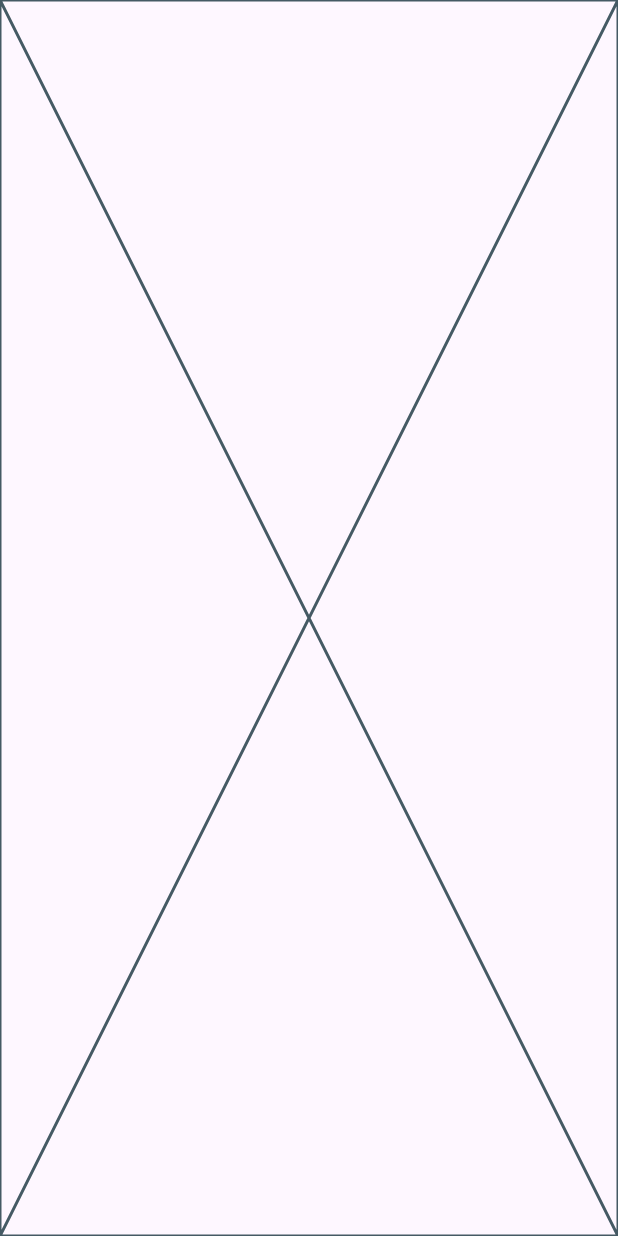
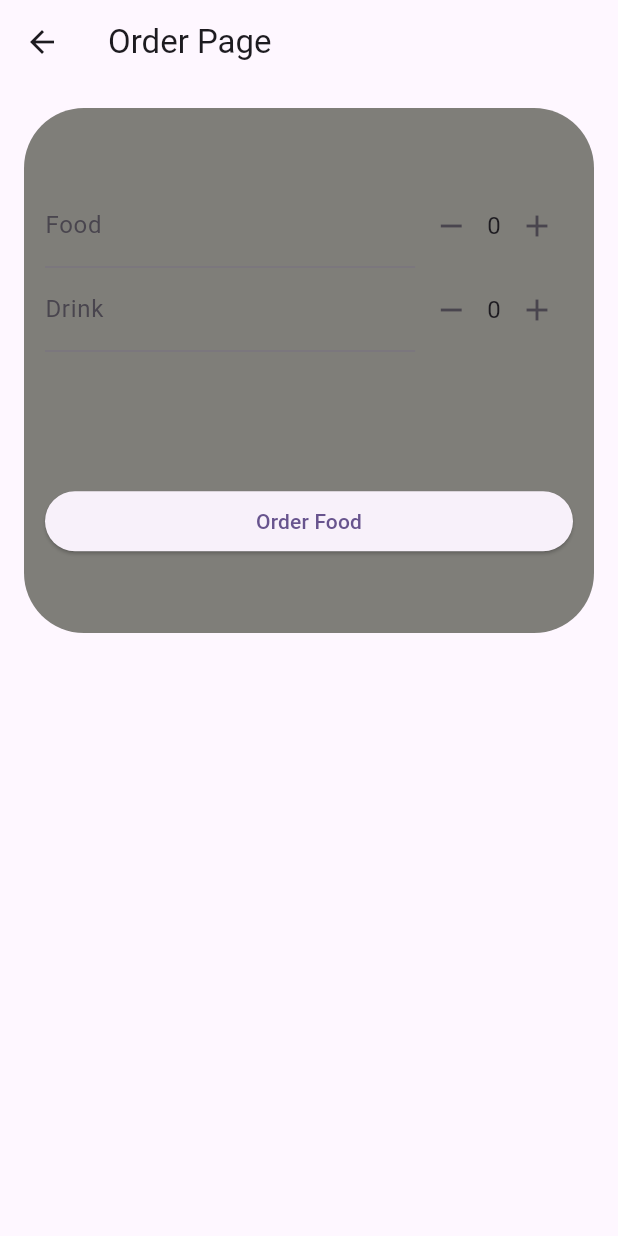
Before and after one commit to RezaAzharii/20220140011_Act4, a Flutter app: the OrderPage screen opened directly, on a phone screen of 412 x 824 dp. Run offline on Flutter 3.47's test engine with Material 3 defaults, Android fonts, the phone set to English and light mode, and no system bars.

Commit message:
Menambahkan widget untuk input masukan makanan dan minuman beserta jumlahnya dan button order

```diff
--- a/lib/pages/order_page.dart
+++ b/lib/pages/order_page.dart
@@ -21,9 +21,116 @@ class _OrderPageState extends State<OrderPage> {
     });
   }
 
-
   @override
   Widget build(BuildContext context) {
-    return const Placeholder();
+    return Scaffold(
+      appBar: AppBar(title: Text('Order Page')),
+      body: Form(
+        key: _formKey,
+        child: Padding(
+          padding: const EdgeInsets.all(16.0),
+          child: Container(
+            height: 350,
+            padding: EdgeInsets.all(14.0),
+            decoration: const BoxDecoration(
+              borderRadius: BorderRadius.all(Radius.circular(40)),
+              color: Color.fromARGB(255, 127, 126, 121),
+            ),
+            child: Column(
+              mainAxisAlignment: MainAxisAlignment.spaceAround,
+              spacing: 16,
+              children: [
+                Column(
+                  children: [
+                    Row(
+                      children: [
+                        Expanded(
+                          flex: 3,
+                          child: TextFormField(
+                            controller: makananController,
+                            decoration: const InputDecoration(
+                              labelText: 'Food',
+                            ),
+                            validator: (value) {
+                              if (value == null || value.isEmpty) {
+                                return 'Please enter your Food order';
+                              }
+                              return null;
+                            },
+                          ),
+                        ),
+                        IconButton(
+                          onPressed: () {
+                            setState(() {
+                              if (jumlahMakanan > 0) jumlahMakanan--;
+                            });
+                          },
+                          icon: Icon(Icons.remove),
+                        ),
+                        Text('$jumlahMakanan', style: TextStyle(fontSize: 16)),
+                        IconButton(
+                          onPressed: () {
+                            setState(() {
+                              jumlahMakanan++;
+                            });
+                          },
+                          icon: Icon(Icons.add),
+                        ),
+                      ],
+                    ),
+                    Row(
+                      children: [
+                        Expanded(
+                          flex: 3,
+                          child: TextFormField(
+                            controller: minumanController,
+                            decoration: const InputDecoration(
+                              labelText: 'Drink',
+                            ),
+                            validator: (value) {
+                              if (value == null || value.isEmpty) {
+                                return 'Please enter your Drink order';
+                              }
+                              return null;
+                            },
+                          ),
+                        ),
+                        IconButton(
+                          onPressed: () {
+                            setState(() {
+                              if (jumlahMinuman > 0) jumlahMinuman--;
+                            });
+                          },
+                          icon: Icon(Icons.remove),
+                        ),
+                        Text('$jumlahMinuman', style: TextStyle(fontSize: 16)),
+                        IconButton(
+                          onPressed: () {
+                            setState(() {
+                              jumlahMinuman++;
+                            });
+                          },
+                          icon: Icon(Icons.add),
+                        ),
+                      ],
+                    ),
+                  ],
+                ),
+
+                SizedBox(
+                  width: double.infinity,
+                  child: ElevatedButton(
+                    onPressed: () {
+
+                    },
+                    child: Text('Order Food'),
+                  ),
+                ),
+              ],
+            ),
+          ),
+        ),
+      ),
+    );
   }
 }
```
